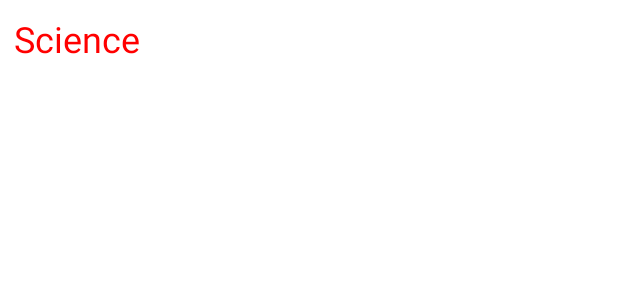
After one commit to adityasood04/Newzpaper, an Android app: the layout categories_item.xml on its own in the app's theme, with its tools: preview values and no code run, on a phone screen of 412 x 824 dp. The commit adds this screen. Shown: the top 300 px of the screen. Run offline under Robolectric (Android 15) with nearby library versions, the phone set to English and light mode, and no system bars; network calls fail.

Commit message:
Added categories feature

```diff
--- a/app/src/main/res/layout/activity_news.xml
+++ b/app/src/main/res/layout/activity_news.xml
@@ -20,6 +20,11 @@
             android:textColor="@color/red"
             android:textAlignment="center"
             android:layout_marginBottom="4dp"/>
+        <androidx.recyclerview.widget.RecyclerView
+            android:id="@+id/categories_rv"
+            android:layout_width="match_parent"
+            android:layout_height="wrap_content"/>
+
         <androidx.recyclerview.widget.RecyclerView
             android:visibility="visible"
 
--- /dev/null
+++ b/app/src/main/res/layout/categories_item.xml
@@ -0,0 +1,22 @@
+<?xml version="1.0" encoding="utf-8"?>
+<androidx.constraintlayout.widget.ConstraintLayout xmlns:android="http://schemas.android.com/apk/res/android"
+    android:layout_width="wrap_content"
+    android:layout_height="wrap_content"
+    xmlns:app="http://schemas.android.com/apk/res-auto">
+
+
+    <TextView
+        android:id="@+id/textView"
+        android:layout_width="wrap_content"
+        android:layout_height="wrap_content"
+        android:text="Science"
+        app:layout_constraintStart_toStartOf="parent"
+        app:layout_constraintTop_toTopOf="parent"
+        android:textSize="24sp"
+        android:padding="5dp"
+        android:layout_margin="4dp"
+        android:textColor="@color/red"/>
+
+
+
+</androidx.constraintlayout.widget.ConstraintLayout>
```
Also changed, not shown: app/src/main/AndroidManifest.xml (+9 -1 lines), app/src/main/java/CategoriesAdapter.kt (added, +53 -0 lines), app/src/main/java/com/app/newzpaper/NewsActivity.kt (+46 -6 lines), app/src/main/java/com/app/newzpaper/SplashActivity.kt (added, +11 -0 lines), app/src/main/res/layout/activity_splash.xml (added, +9 -0 lines).
